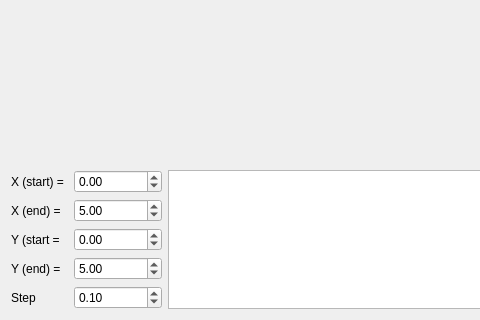
The window that src/view/ui/graph.ui (KVIZORD/SmartCalc) describes before a commit, drawn with Qt 5; both pictures show x 0 to 480 and y 224 to 544 of the 771 by 544 pixel window.
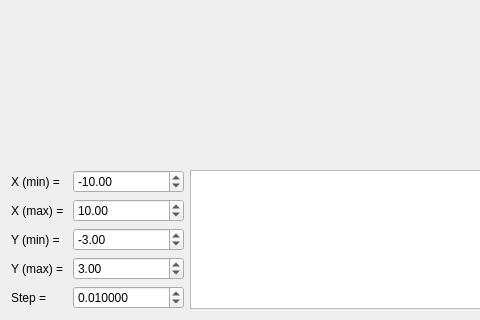
The same window after the commit. Custom widgets are drawn as their Qt base class.

Diff of the .ui file:
```diff
--- a/src/view/ui/graph.ui
+++ b/src/view/ui/graph.ui
@@ -20,7 +20,7 @@
    <item row="1" column="0">
     <widget class="QLabel" name="xStartLabel">
      <property name="text">
-      <string>X (start) = </string>
+      <string>X (min) = </string>
      </property>
     </widget>
    </item>
@@ -32,6 +32,9 @@
      <property name="maximum">
       <double>1000000.000000000000000</double>
      </property>
+     <property name="value">
+      <double>-10.000000000000000</double>
+     </property>
     </widget>
    </item>
    <item row="1" column="2" rowspan="5">
@@ -44,7 +47,7 @@
    <item row="2" column="0">
     <widget class="QLabel" name="xEndLabel">
      <property name="text">
-      <string>X (end) = </string>
+      <string>X (max) = </string>
      </property>
     </widget>
    </item>
@@ -57,14 +60,14 @@
       <double>1000000.000000000000000</double>
      </property>
      <property name="value">
-      <double>5.000000000000000</double>
+      <double>10.000000000000000</double>
      </property>
     </widget>
    </item>
    <item row="3" column="0">
     <widget class="QLabel" name="yStartLabel">
      <property name="text">
-      <string>Y (start = </string>
+      <string>Y (min) = </string>
      </property>
     </widget>
    </item>
@@ -76,12 +79,15 @@
      <property name="maximum">
       <double>1000000.000000000000000</double>
      </property>
+     <property name="value">
+      <double>-3.000000000000000</double>
+     </property>
     </widget>
    </item>
    <item row="4" column="0">
     <widget class="QLabel" name="yEndLabel">
      <property name="text">
-      <string>Y (end) =</string>
+      <string>Y (max) =</string>
      </property>
     </widget>
    </item>
@@ -94,21 +100,30 @@
       <double>1000000.000000000000000</double>
      </property>
      <property name="value">
-      <double>5.000000000000000</double>
+      <double>3.000000000000000</double>
      </property>
     </widget>
    </item>
    <item row="5" column="0">
     <widget class="QLabel" name="stepLabel">
      <property name="text">
-      <string>Step</string>
+      <string>Step =</string>
      </property>
     </widget>
    </item>
    <item row="5" column="1">
     <widget class="QDoubleSpinBox" name="stepDoubleSpin">
+     <property name="decimals">
+      <number>6</number>
+     </property>
+     <property name="minimum">
+      <double>0.001000000000000</double>
+     </property>
+     <property name="maximum">
+      <double>1000000.000000000000000</double>
+     </property>
      <property name="value">
-      <double>0.100000000000000</double>
+      <double>0.010000000000000</double>
      </property>
     </widget>
    </item>
```
